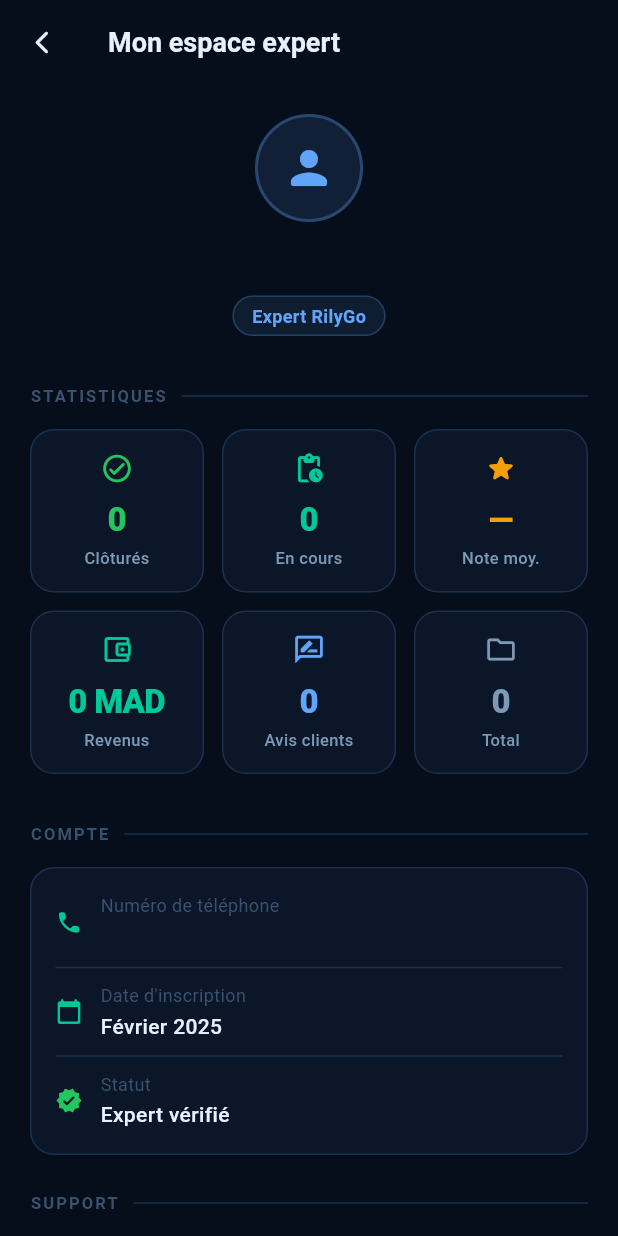
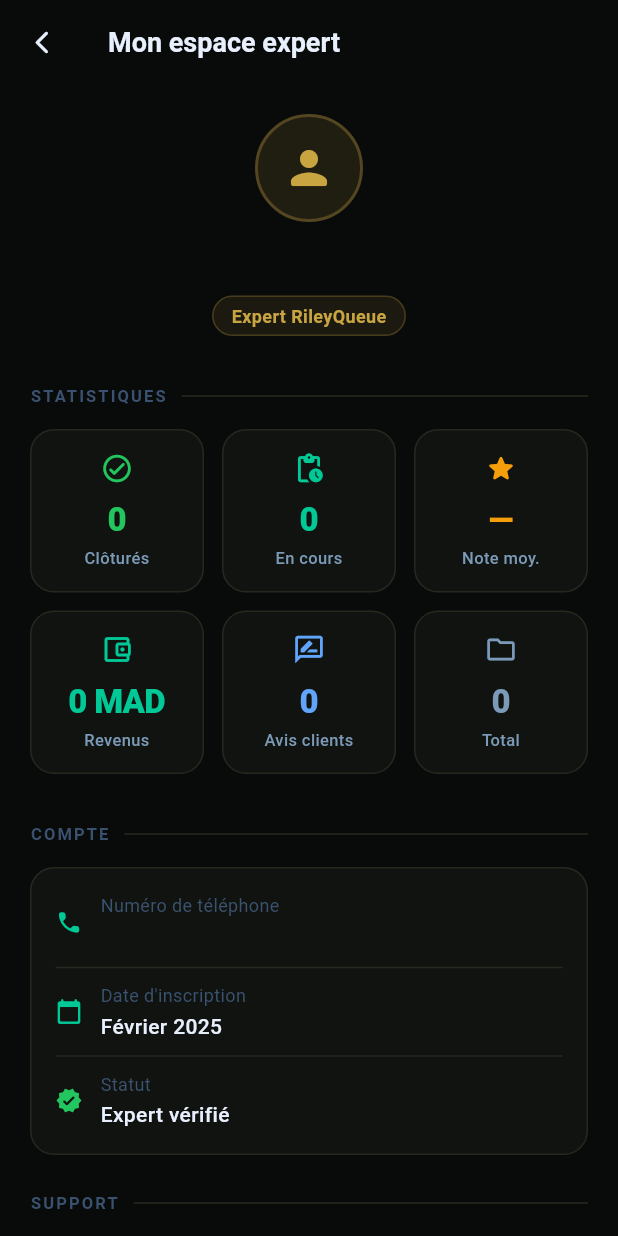
Before and after one commit to AdamElguennioui/RilyGo_App, a Flutter app: the AgentProfileScreen screen opened by its route, on a phone screen of 412 x 824 dp. Run offline on Flutter 3.47's test engine with Material 3 defaults, Android fonts, the phone set to English and light mode, and no system bars; our stand-ins replace firebase_auth, firebase_core, shared_preferences; accounts and stored records are empty.

Commit message:
feat(brand): rename RilyGo to RileyQueue, apply green/black/gold theme
Replaces every user-facing "RilyGo" occurrence (app title, login/home
screens, web title/manifest) with "RileyQueue". Reworks the color
palette from navy to near-black backgrounds and adds a gold accent,
used on the agent "Expert" badge.

Co-Authored-By: Claude Sonnet 5 <noreply@anthropic.com>

```diff
--- a/lib/main.dart
+++ b/lib/main.dart
@@ -60,7 +60,7 @@ class RilyApp extends StatelessWidget {
   @override
   Widget build(BuildContext context) {
     return MaterialApp(
-      title: 'RilyGo',
+      title: 'RileyQueue',
       debugShowCheckedModeBanner: false,
       theme: RilyTheme.theme,
       initialRoute: '/login',
--- a/lib/ui/agent_home_screen.dart
+++ b/lib/ui/agent_home_screen.dart
@@ -50,7 +50,7 @@ class _AgentHomeScreenState extends State<AgentHomeScreen> {
                 crossAxisAlignment: CrossAxisAlignment.start,
                 children: [
                   const Text(
-                    'RilyGo — Expert',
+                    'RileyQueue — Expert',
                     style: TextStyle(
                       fontSize: 22,
                       fontWeight: FontWeight.w800,
--- a/lib/ui/agent_profile_screen.dart
+++ b/lib/ui/agent_profile_screen.dart
@@ -50,8 +50,8 @@ class AgentProfileScreen extends StatelessWidget {
           Center(
             child: ProfileHeader(
               phone: user.phone,
-              badgeLabel: 'Expert RilyGo',
-              badgeColor: const Color(0xFF60A5FA),
+              badgeLabel: 'Expert RileyQueue',
+              badgeColor: RilyColors.gold,
             ),
           ),
 
--- a/lib/ui/client_home_screen.dart
+++ b/lib/ui/client_home_screen.dart
@@ -102,7 +102,7 @@ class _ClientHomeScreenState extends State<ClientHomeScreen> {
                         ),
                         const SizedBox(width: 10),
                         const Text(
-                          'RilyGo',
+                          'RileyQueue',
                           style: TextStyle(
                             fontSize: 17,
                             fontWeight: FontWeight.w700,
--- a/lib/ui/login_screen.dart
+++ b/lib/ui/login_screen.dart
@@ -139,7 +139,7 @@ class _LoginScreenState extends State<LoginScreen>
                     ),
                   ),
                   const SizedBox(width: 12),
-                  const Text('RilyGo',
+                  const Text('RileyQueue',
                       style: TextStyle(
                           fontSize: 20,
                           fontWeight: FontWeight.w800,
--- a/lib/ui/theme/app_theme.dart
+++ b/lib/ui/theme/app_theme.dart
@@ -4,16 +4,20 @@ import 'package:flutter/services.dart';
 class RilyColors {
   RilyColors._();
 
-  // ── Backgrounds (deep navy) ───────────────────────────────────────────────
-  static const bg              = Color(0xFF060E1B);
-  static const surface         = Color(0xFF0B1629);
-  static const surfaceElevated = Color(0xFF0F1E38);
-  static const surfaceBorder   = Color(0xFF1B304E);
+  // ── Backgrounds (near-black) ──────────────────────────────────────────────
+  static const bg              = Color(0xFF090B0A);
+  static const surface         = Color(0xFF10130F);
+  static const surfaceElevated = Color(0xFF161A15);
+  static const surfaceBorder   = Color(0xFF23291F);
 
   // ── Accent (emerald green) ────────────────────────────────────────────────
   static const accent      = Color(0xFF00C896);
   static const accentLight = Color(0xFF33D9AA);
   static const accentDim   = Color(0x1A00C896); // ~10 % alpha
+
+  // ── Gold (premium touch) ──────────────────────────────────────────────────
+  static const gold    = Color(0xFFC9A542);
+  static const goldDim = Color(0x20C9A542);
 
   // ── Semantic ──────────────────────────────────────────────────────────────
   static const success    = Color(0xFF22C55E);
```
Also changed, not shown: 2 other files.
